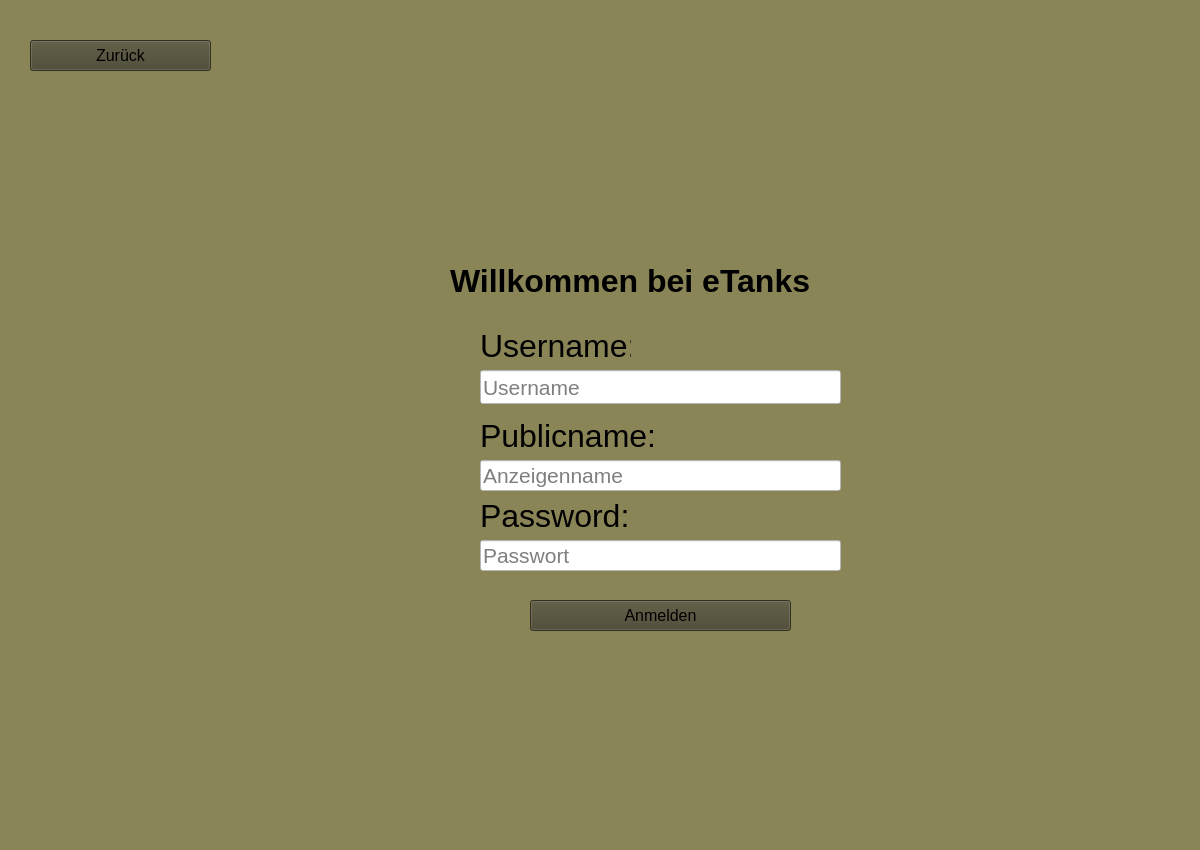
Above: client_python/gui_prototype/RegisterUserView.ui from DeRocketman/paf-group-f_eTanks before the change. Below: the same form after it.
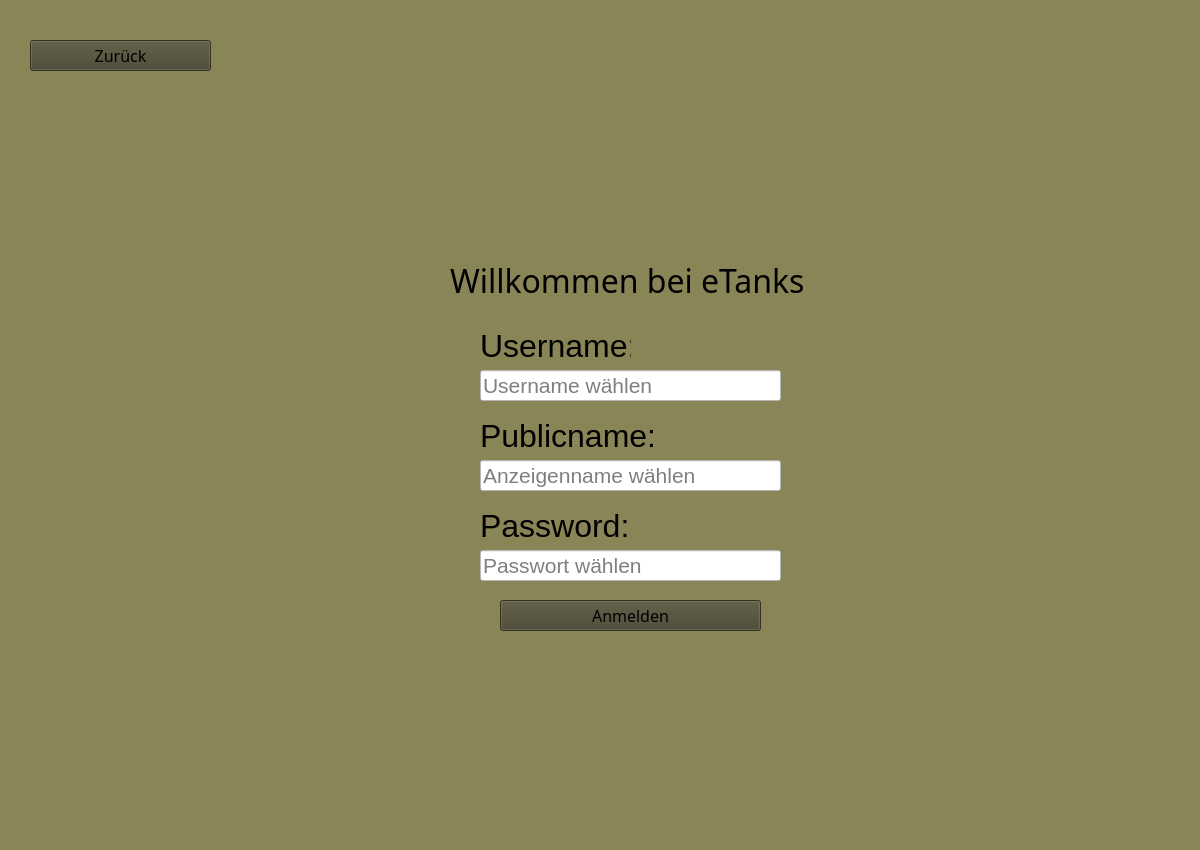
That is the form after the change.

Commit message: DS: Further implementation of view logic and fix some bugs

Diff of the .ui file:
```diff
--- a/client_python/gui_prototype/RegisterUserView.ui
+++ b/client_python/gui_prototype/RegisterUserView.ui
@@ -16,47 +16,21 @@
     <verstretch>0</verstretch>
    </sizepolicy>
   </property>
+  <property name="font">
+   <font>
+    <family>Stencil</family>
+   </font>
+  </property>
   <property name="styleSheet">
    <string notr="true">background: #8A8557;</string>
   </property>
-  <widget class="QLineEdit" name="publicNameField">
-   <property name="geometry">
-    <rect>
-     <x>480</x>
-     <y>460</y>
-     <width>361</width>
-     <height>31</height>
-    </rect>
-   </property>
-   <property name="sizePolicy">
-    <sizepolicy hsizetype="Fixed" vsizetype="Fixed">
-     <horstretch>0</horstretch>
-     <verstretch>0</verstretch>
-    </sizepolicy>
-   </property>
-   <property name="font">
-    <font>
-     <pointsize>16</pointsize>
-    </font>
-   </property>
-   <property name="styleSheet">
-    <string notr="true">background: white;
-    </string>
-   </property>
-   <property name="text">
-    <string/>
-   </property>
-   <property name="placeholderText">
-    <string>Anzeigenname</string>
-   </property>
-  </widget>
   <widget class="QPushButton" name="registerUserButton">
    <property name="enabled">
     <bool>true</bool>
    </property>
    <property name="geometry">
     <rect>
-     <x>530</x>
+     <x>500</x>
      <y>600</y>
      <width>261</width>
      <height>31</height>
@@ -70,6 +44,7 @@
    </property>
    <property name="font">
     <font>
+     <family>Stencil</family>
      <pointsize>12</pointsize>
     </font>
    </property>
@@ -86,34 +61,6 @@
     <bool>false</bool>
    </property>
   </widget>
-  <widget class="QLineEdit" name="usernameTextfield">
-   <property name="geometry">
-    <rect>
-     <x>480</x>
-     <y>370</y>
-     <width>361</width>
-     <height>34</height>
-    </rect>
-   </property>
-   <property name="sizePolicy">
-    <sizepolicy hsizetype="Fixed" vsizetype="Fixed">
-     <horstretch>0</horstretch>
-     <verstretch>0</verstretch>
-    </sizepolicy>
-   </property>
-   <property name="font">
-    <font>
-     <pointsize>16</pointsize>
-    </font>
-   </property>
-   <property name="styleSheet">
-    <string notr="true">background: white;
-    </string>
-   </property>
-   <property name="placeholderText">
-    <string>Username</string>
-   </property>
-  </widget>
   <widget class="QLabel" name="label">
    <property name="geometry">
     <rect>
@@ -125,8 +72,9 @@
    </property>
    <property name="font">
     <font>
+     <family>Stencil</family>
      <pointsize>24</pointsize>
-     <bold>true</bold>
+     <bold>false</bold>
     </font>
    </property>
    <property name="text">
@@ -175,7 +123,7 @@
    <property name="geometry">
     <rect>
      <x>480</x>
-     <y>500</y>
+     <y>510</y>
      <width>201</width>
      <height>31</height>
     </rect>
@@ -190,34 +138,6 @@
     <string>Password:</string>
    </property>
   </widget>
-  <widget class="QLineEdit" name="passwortField">
-   <property name="geometry">
-    <rect>
-     <x>480</x>
-     <y>540</y>
-     <width>361</width>
-     <height>31</height>
-    </rect>
-   </property>
-   <property name="sizePolicy">
-    <sizepolicy hsizetype="Fixed" vsizetype="Fixed">
-     <horstretch>0</horstretch>
-     <verstretch>0</verstretch>
-    </sizepolicy>
-   </property>
-   <property name="font">
-    <font>
-     <pointsize>16</pointsize>
-    </font>
-   </property>
-   <property name="styleSheet">
-    <string notr="true">background: white;
-    </string>
-   </property>
-   <property name="placeholderText">
-    <string>Passwort</string>
-   </property>
-  </widget>
   <widget class="QPushButton" name="backToLoginBtn">
    <property name="geometry">
     <rect>
@@ -235,6 +155,7 @@
    </property>
    <property name="font">
     <font>
+     <family>Stencil</family>
      <pointsize>12</pointsize>
     </font>
    </property>
@@ -251,6 +172,75 @@
     <bool>false</bool>
    </property>
   </widget>
+  <widget class="QLineEdit" name="usernameField">
+   <property name="geometry">
+    <rect>
+     <x>480</x>
+     <y>370</y>
+     <width>301</width>
+     <height>31</height>
+    </rect>
+   </property>
+   <property name="font">
+    <font>
+     <pointsize>16</pointsize>
+    </font>
+   </property>
+   <property name="styleSheet">
+    <string notr="true">background: white;
+color: black;</string>
+   </property>
+   <property name="text">
+    <string/>
+   </property>
+   <property name="placeholderText">
+    <string>Username wählen</string>
+   </property>
+  </widget>
+  <widget class="QLineEdit" name="publicNameField">
+   <property name="geometry">
+    <rect>
+     <x>480</x>
+     <y>460</y>
+     <width>301</width>
+     <height>31</height>
+    </rect>
+   </property>
+   <property name="font">
+    <font>
+     <pointsize>16</pointsize>
+    </font>
+   </property>
+   <property name="styleSheet">
+    <string notr="true">background: white;
+color: black;</string>
+   </property>
+   <property name="placeholderText">
+    <string>Anzeigenname wählen</string>
+   </property>
+  </widget>
+  <widget class="QLineEdit" name="passwordField">
+   <property name="geometry">
+    <rect>
+     <x>480</x>
+     <y>550</y>
+     <width>301</width>
+     <height>31</height>
+    </rect>
+   </property>
+   <property name="font">
+    <font>
+     <pointsize>16</pointsize>
+    </font>
+   </property>
+   <property name="styleSheet">
+    <string notr="true">background: white;
+color: black;</string>
+   </property>
+   <property name="placeholderText">
+    <string>Passwort wählen</string>
+   </property>
+  </widget>
  </widget>
  <resources/>
  <connections/>
```
The commit also changes 9 other files.
